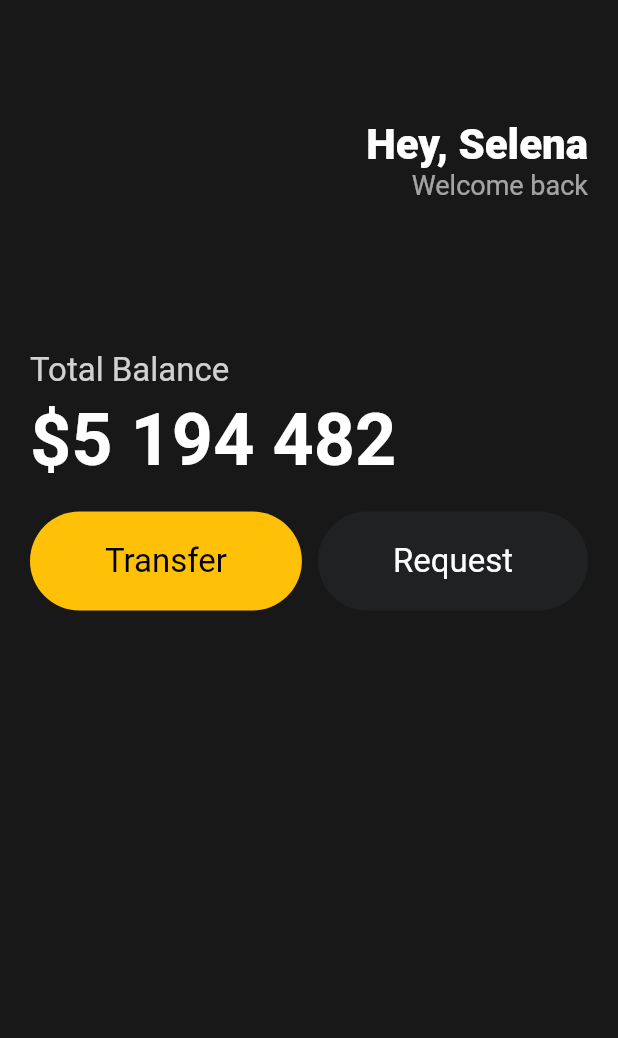
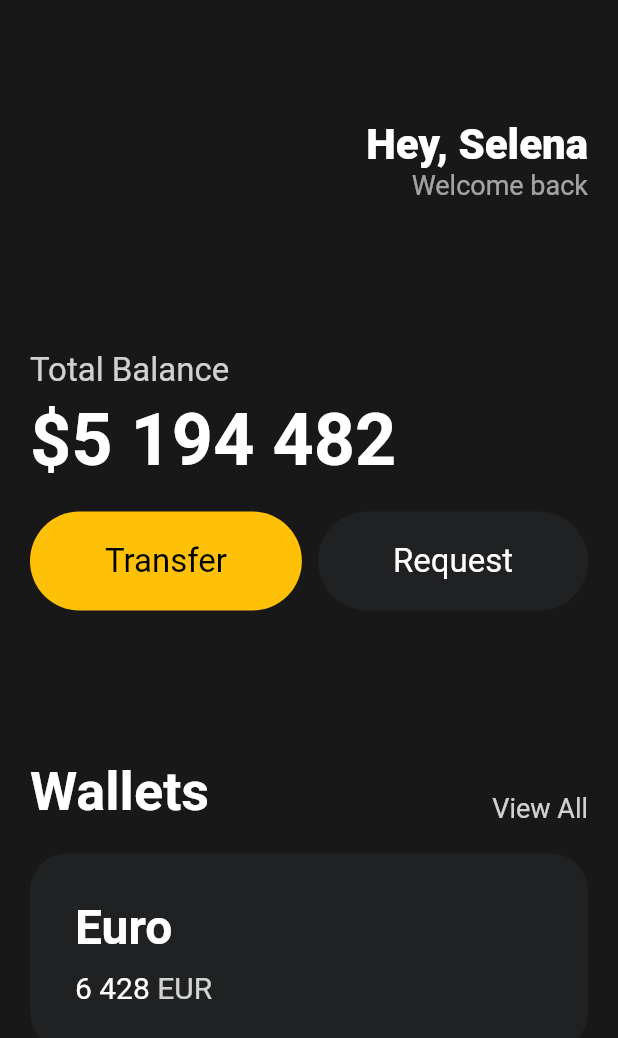
Before and after one commit to tacowasabii/Flutter-UI, a Flutter app: the screen it shows after launch, on a phone screen of 412 x 824 dp. Shown: the top 1038 px of the screen. Run offline on Flutter 3.47's test engine with Material 2 defaults, Android fonts, the phone set to English and light mode, and no system bars.

Commit message:
card 만들기

```diff
--- a/lib/main.dart
+++ b/lib/main.dart
@@ -84,7 +84,86 @@ class MyApp extends StatelessWidget {
                     textColor: Colors.white,
                   ),
                 ],
-              )
+              ),
+              const SizedBox(
+                height: 100,
+              ),
+              Row(
+                crossAxisAlignment: CrossAxisAlignment.end,
+                mainAxisAlignment: MainAxisAlignment.spaceBetween,
+                children: [
+                  const Text(
+                    'Wallets',
+                    style: TextStyle(
+                      color: Colors.white,
+                      fontSize: 36,
+                      fontWeight: FontWeight.w600,
+                    ),
+                  ),
+                  Text(
+                    'View All',
+                    style: TextStyle(
+                      color: Colors.white.withOpacity(0.8),
+                      fontSize: 18,
+                    ),
+                  ),
+                ],
+              ),
+              const SizedBox(
+                height: 20,
+              ),
+              Container(
+                decoration: BoxDecoration(
+                  color: const Color(0xFF1F2123),
+                  borderRadius: BorderRadius.circular(25),
+                ),
+                child: Padding(
+                  padding: const EdgeInsets.symmetric(
+                    vertical: 30,
+                    horizontal: 30,
+                  ),
+                  child: Row(
+                    children: [
+                      Column(
+                        crossAxisAlignment: CrossAxisAlignment.start,
+                        children: [
+                          const Text(
+                            'Euro',
+                            style: TextStyle(
+                                color: Colors.white,
+                                fontSize: 32,
+                                fontWeight: FontWeight.w600),
+                          ),
+                          const SizedBox(
+                            height: 10,
+                          ),
+                          Row(
+                            children: [
+                              const Text(
+                                '6 428',
+                                style: TextStyle(
+                                  color: Colors.white,
+                                  fontSize: 20,
+                                ),
+                              ),
+                              const SizedBox(
+                                width: 5,
+                              ),
+                              Text(
+                                'EUR',
+                                style: TextStyle(
+                                  color: Colors.white.withOpacity(0.8),
+                                  fontSize: 20,
+                                ),
+                              ),
+                            ],
+                          ),
+                        ],
+                      )
+                    ],
+                  ),
+                ),
+              ),
             ],
           ),
         ),
```
